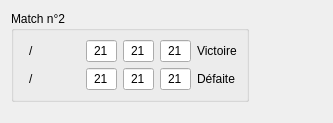
Above: mainwindow/btmQMatchWidget.ui from dsarrut/btm before the change. Below: the same form after it.
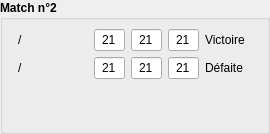
That is the form after the change. Icons and pictures are not drawn. Custom widgets are drawn as their Qt base class.

```diff
--- a/mainwindow/btmQMatchWidget.ui
+++ b/mainwindow/btmQMatchWidget.ui
@@ -6,20 +6,35 @@
    <rect>
     <x>0</x>
     <y>0</y>
-    <width>333</width>
-    <height>123</height>
+    <width>270</width>
+    <height>134</height>
    </rect>
   </property>
   <property name="windowTitle">
    <string>Form</string>
   </property>
-  <layout class="QGridLayout" name="gridLayout_2">
+  <layout class="QGridLayout" name="gridLayout">
+   <property name="leftMargin">
+    <number>0</number>
+   </property>
+   <property name="topMargin">
+    <number>0</number>
+   </property>
+   <property name="rightMargin">
+    <number>0</number>
+   </property>
+   <property name="bottomMargin">
+    <number>0</number>
+   </property>
+   <property name="spacing">
+    <number>0</number>
+   </property>
    <item row="0" column="0">
     <widget class="QGroupBox" name="groupBox">
      <property name="font">
       <font>
-       <weight>50</weight>
-       <bold>false</bold>
+       <weight>75</weight>
+       <bold>true</bold>
       </font>
      </property>
      <property name="title">
@@ -34,10 +49,8 @@
      <property name="checked">
       <bool>false</bool>
      </property>
-     <layout class="QGridLayout" name="gridLayout">
+     <layout class="QGridLayout" name="gridLayout_2">
       <item row="0" column="0">
-       <layout class="QHBoxLayout" name="horizontalLayout_7">
-        <item>
          <layout class="QVBoxLayout" name="verticalLayout_3">
           <item>
            <layout class="QHBoxLayout" name="horizontalLayout_5">
@@ -121,7 +134,7 @@
           </item>
          </layout>
         </item>
-        <item>
+      <item row="0" column="1">
          <layout class="QVBoxLayout" name="verticalLayout">
           <item>
            <layout class="QHBoxLayout" name="horizontalLayout_2">
@@ -307,9 +320,11 @@
           </item>
          </layout>
         </item>
-        <item>
+      <item row="0" column="2">
          <layout class="QVBoxLayout" name="verticalLayout_2">
           <item>
+         <layout class="QHBoxLayout" name="horizontalLayout_7">
+          <item>
            <widget class="QLabel" name="labelTeam1Status">
             <property name="font">
              <font>
@@ -326,6 +341,23 @@
            </widget>
           </item>
           <item>
+           <widget class="QLabel" name="iconTeam1">
+            <property name="text">
+             <string/>
+            </property>
+            <property name="pixmap">
+             <pixmap resource="resource.qrc">:/icons/icons/face-smile-big-2.png</pixmap>
+            </property>
+            <property name="scaledContents">
+             <bool>false</bool>
+            </property>
+           </widget>
+          </item>
+         </layout>
+        </item>
+        <item>
+         <layout class="QHBoxLayout" name="horizontalLayout_8">
+          <item>
            <widget class="QLabel" name="labelTeam2Status">
             <property name="font">
              <font>
@@ -341,30 +373,24 @@
             </property>
            </widget>
           </item>
-         </layout>
-        </item>
-       </layout>
-      </item>
-     </layout>
-     <zorder>labelTeam2Status</zorder>
-     <zorder>labelTeam1Status</zorder>
-     <zorder>labelTeam2Status</zorder>
-    </widget>
-   </item>
-   <item row="0" column="1">
-    <spacer name="horizontalSpacer_5">
-     <property name="orientation">
-      <enum>Qt::Horizontal</enum>
-     </property>
-     <property name="sizeHint" stdset="0">
-      <size>
-       <width>40</width>
-       <height>20</height>
-      </size>
-     </property>
-    </spacer>
-   </item>
-   <item row="1" column="0">
+          <item>
+           <widget class="QLabel" name="iconTeam2">
+            <property name="text">
+             <string/>
+            </property>
+            <property name="pixmap">
+             <pixmap resource="resource.qrc">:/icons/icons/face-crying-2.png</pixmap>
+            </property>
+            <property name="scaledContents">
+             <bool>false</bool>
+            </property>
+           </widget>
+          </item>
+         </layout>
+        </item>
+       </layout>
+      </item>
+      <item row="1" column="1">
     <spacer name="verticalSpacer">
      <property name="orientation">
       <enum>Qt::Vertical</enum>
@@ -372,12 +398,17 @@
      <property name="sizeHint" stdset="0">
       <size>
        <width>20</width>
-       <height>14</height>
+          <height>40</height>
       </size>
      </property>
     </spacer>
    </item>
   </layout>
+    </widget>
+   </item>
+  </layout>
+  <zorder>groupBox</zorder>
+  <zorder>layoutWidget</zorder>
  </widget>
  <customwidgets>
   <customwidget>
```
Left out of the diff: 40 changed lines with no effect on the pictures. Lines whose indentation alone changed are shown as unchanged.
